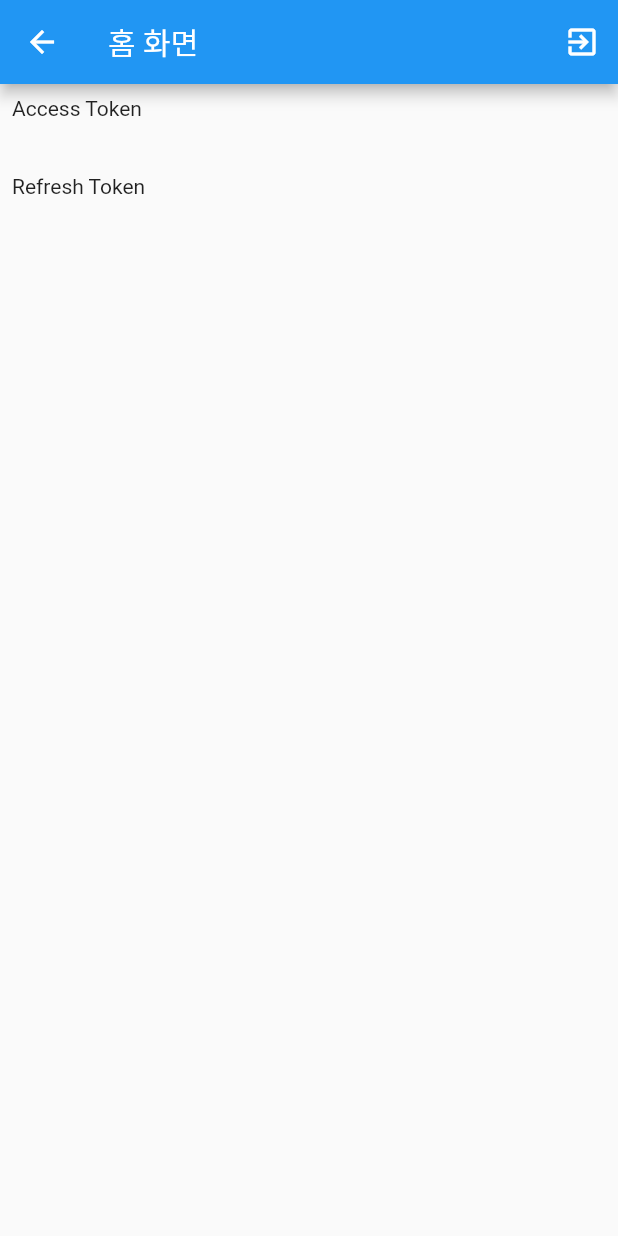
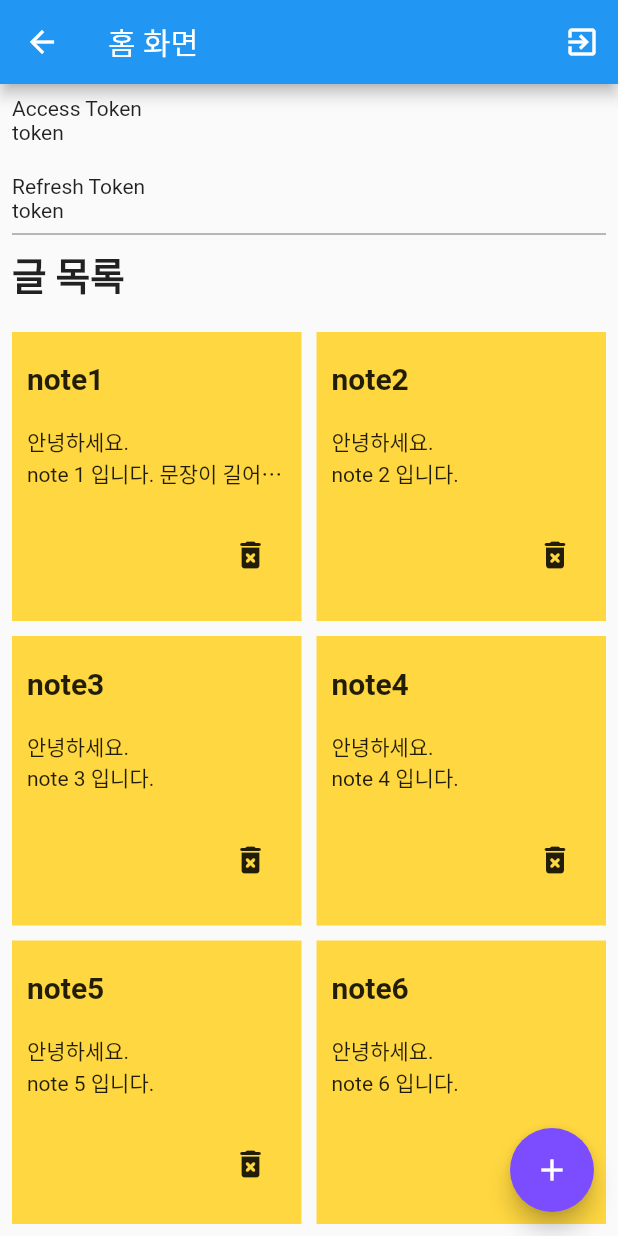
Before and after one commit to njw9108/beside_04_test, a Flutter app: the HomeScreen screen opened directly, on a phone screen of 412 x 824 dp. Run offline on Flutter 3.47's test engine with Material 2 defaults, Android fonts, the phone set to English and light mode, and no system bars; our stand-ins replace flutter_secure_storage, freezed_annotation, get; missing offline and left inert: kakao_flutter_sdk_user; accounts and stored records are empty; generated files the repository leaves out were written again.

Commit message:
note read, delete 구현

```diff
--- /dev/null
+++ b/lib/data/data_source/remote/note_data_source.dart
@@ -0,0 +1,49 @@
+import 'package:beside04_test/domain/model/note.dart';
+
+class NoteDataSource {
+  Future<void> writeNote(Note note) async {
+    if (note.id == null) {
+      notes.add(note);
+    } else {
+      int index = notes.indexOf(note);
+      notes[index] = note;
+    }
+  }
+
+  Future<List<Note>> getNotes() async {
+    return List.from(notes);
+  }
+
+  Future<void> deleteNote(Note note) async {
+    int index = notes.indexOf(note);
+    notes.removeAt(index);
+  }
+}
+
+final notes = [
+  Note(
+      title: 'note1',
+      content:
+          '안녕하세요.\nnote 1 입니다. 문장이 길어지면 어떻게 될까? 테스트해보자.문장이 길어지면 어떻게 될까? 테스트해보자.문장이 길어지면 어떻게 될까? 테스트해보자.문장이 길어지면 어떻게 될까? 테스트해보자.문장이 길어지면 어떻게 될까? 테스트해보자.',
+      writeTime: DateTime.now()),
+  Note(
+      title: 'note2',
+      content: '안녕하세요.\nnote 2 입니다.',
+      writeTime: DateTime.now()),
+  Note(
+      title: 'note3',
+      content: '안녕하세요.\nnote 3 입니다.',
+      writeTime: DateTime.now()),
+  Note(
+      title: 'note4',
+      content: '안녕하세요.\nnote 4 입니다.',
+      writeTime: DateTime.now()),
+  Note(
+      title: 'note5',
+      content: '안녕하세요.\nnote 5 입니다.',
+      writeTime: DateTime.now()),
+  Note(
+      title: 'note6',
+      content: '안녕하세요.\nnote 6 입니다.',
+      writeTime: DateTime.now()),
+];
--- /dev/null
+++ b/lib/data/repository/note_repository_impl.dart
@@ -0,0 +1,22 @@
+import 'package:beside04_test/data/data_source/remote/note_data_source.dart';
+import 'package:beside04_test/domain/model/note.dart';
+import 'package:beside04_test/domain/repository/note_repository.dart';
+
+class NoteRepositoryImpl implements NoteRepository {
+  final NoteDataSource _dataSource = NoteDataSource();
+
+  @override
+  Future<void> writeNote(Note note) async {
+    await _dataSource.writeNote(note);
+  }
+
+  @override
+  Future<List<Note>> getNotes() async {
+    return await _dataSource.getNotes();
+  }
+
+  @override
+  Future<void> deleteNote(Note note) async {
+    await _dataSource.deleteNote(note);
+  }
+}
--- a/lib/di/getx_binding_builder_call_back.dart
+++ b/lib/di/getx_binding_builder_call_back.dart
@@ -1,13 +1,18 @@
 import 'package:beside04_test/data/repository/kakao_login_impl.dart';
+import 'package:beside04_test/data/repository/note_repository_impl.dart';
 import 'package:beside04_test/data/repository/token_repository.dart';
+import 'package:beside04_test/domain/repository/note_repository.dart';
 import 'package:beside04_test/domain/use_case/get_token_use_case.dart';
 import 'package:beside04_test/domain/use_case/kakao_login_use_case.dart';
+import 'package:beside04_test/domain/use_case/note_use_case.dart';
 import 'package:beside04_test/presentation/home/home_view_model.dart';
 import 'package:beside04_test/presentation/login/login_view_model.dart';
 import 'package:get/get.dart';
 
 final KakaoLoginImpl kakaoLoginImpl = KakaoLoginImpl();
 final TokenRepository tokenRepository = TokenRepository();
+final NoteRepository noteRepository = NoteRepositoryImpl();
+
 //use case
 final KakaoLoginUseCase kakaoLoginUseCase = KakaoLoginUseCase(
   repository: kakaoLoginImpl,
@@ -15,6 +20,9 @@ final KakaoLoginUseCase kakaoLoginUseCase = KakaoLoginUseCase(
 );
 final GetTokenUseCase getTokenUseCase = GetTokenUseCase(
   tokenRepository: tokenRepository,
+);
+final NoteUseCase noteUseCase = NoteUseCase(
+  noteRepository: noteRepository,
 );
 
 void getLoginBinding() {
@@ -25,5 +33,6 @@ void getHomeBinding() {
   Get.put(HomeViewModel(
     getTokenUseCase: getTokenUseCase,
     kakaoLoginUseCase: kakaoLoginUseCase,
+    noteUseCase: noteUseCase,
   ));
 }
--- /dev/null
+++ b/lib/domain/model/note.dart
@@ -0,0 +1,18 @@
+import 'package:json_annotation/json_annotation.dart';
+import 'package:freezed_annotation/freezed_annotation.dart';
+
+part 'note.freezed.dart';
+
+part 'note.g.dart';
+
+@freezed
+class Note with _$Note {
+  factory Note({
+    int? id,
+    required String title,
+    required String content,
+    required DateTime writeTime,
+  }) = _Note;
+
+  factory Note.fromJson(Map<String, dynamic> json) => _$NoteFromJson(json);
+}
--- /dev/null
+++ b/lib/domain/repository/note_repository.dart
@@ -0,0 +1,9 @@
+import 'package:beside04_test/domain/model/note.dart';
+
+abstract class NoteRepository {
+  Future<void> writeNote(Note note);
+
+  Future<List<Note>> getNotes();
+
+  Future<void> deleteNote(Note note);
+}
--- /dev/null
+++ b/lib/domain/use_case/note_use_case.dart
@@ -0,0 +1,22 @@
+import 'package:beside04_test/domain/model/note.dart';
+import 'package:beside04_test/domain/repository/note_repository.dart';
+
+class NoteUseCase {
+  NoteRepository noteRepository;
+
+  NoteUseCase({
+    required this.noteRepository,
+  });
+
+  Future<void> writeNote(Note note) async {
+    await noteRepository.writeNote(note);
+  }
+
+  Future<List<Note>> getNotes() async {
+    return await noteRepository.getNotes();
+  }
+
+  Future<void> deleteNote(Note note) async {
+    await noteRepository.deleteNote(note);
+  }
+}
--- /dev/null
+++ b/lib/presentation/home/conponents/note_widget.dart
@@ -0,0 +1,56 @@
+import 'package:beside04_test/domain/model/note.dart';
+import 'package:flutter/material.dart';
+
+class NoteWidget extends StatelessWidget {
+  final Note note;
+  final Function(Note) noteDelete;
+
+  const NoteWidget({
+    Key? key,
+    required this.note,
+    required this.noteDelete,
+  }) : super(key: key);
+
+  @override
+  Widget build(BuildContext context) {
+    return Container(
+      decoration: const BoxDecoration(
+        color: Colors.amberAccent,
+      ),
+      padding: const EdgeInsets.symmetric(
+        vertical: 20,
+        horizontal: 10,
+      ),
+      child: Column(
+        crossAxisAlignment: CrossAxisAlignment.start,
+        children: [
+          Text(
+            note.title,
+            style: const TextStyle(
+              fontSize: 20,
+              fontWeight: FontWeight.bold,
+            ),
+          ),
+          const SizedBox(
+            height: 20,
+          ),
+          Text(
+            note.content,
+            maxLines: 2,
+            overflow: TextOverflow.ellipsis,
+          ),
+          const Spacer(),
+          Align(
+            alignment: Alignment.bottomRight,
+            child: IconButton(
+              onPressed: () {
+                noteDelete(note);
+              },
+              icon: const Icon(Icons.delete_forever_rounded),
+            ),
+          ),
+        ],
+      ),
+    );
+  }
+}
--- a/lib/presentation/home/home_screen.dart
+++ b/lib/presentation/home/home_screen.dart
@@ -1,3 +1,4 @@
+import 'package:beside04_test/presentation/home/conponents/note_widget.dart';
 import 'package:beside04_test/presentation/home/home_view_model.dart';
 import 'package:beside04_test/presentation/login/login_screen.dart';
 import 'package:flutter/material.dart';
@@ -25,18 +26,62 @@ class HomeScreen extends GetView<HomeViewModel> {
           ),
         ],
       ),
+      floatingActionButton: FloatingActionButton(
+        backgroundColor: Colors.deepPurpleAccent,
+        onPressed: () {},
+        child: const Icon(Icons.add),
+      ),
       body: Padding(
         padding: const EdgeInsets.all(8.0),
         child: Column(
           crossAxisAlignment: CrossAxisAlignment.start,
           children: [
             const Text('Access Token'),
-            Text(state.value.accessToken),
+            Obx(
+              () => Text(state.value.accessToken),
+            ),
             const SizedBox(
               height: 20,
             ),
             const Text('Refresh Token'),
-            Text(state.value.refreshToken),
+            Obx(
+              () => Text(state.value.refreshToken),
+            ),
+            const Divider(
+              color: Colors.black54,
+            ),
+            const Text(
+              '글 목록',
+              style: TextStyle(
+                fontSize: 25,
+                fontWeight: FontWeight.bold,
+              ),
+            ),
+            const SizedBox(
+              height: 20,
+            ),
+            Expanded(
+              child: Obx(
+                () => GridView.builder(
+                  shrinkWrap: true,
+                  itemCount: state.value.notes.length,
+                  gridDelegate: const SliverGridDelegateWithFixedCrossAxisCount(
+                    crossAxisCount: 2, //1 개의 행에 보여줄 item 개수
+                    childAspectRatio: 1, //가로 세로 비율
+                    mainAxisSpacing: 10, //수평 Padding
+                    crossAxisSpacing: 10, //수직 Padding
+                  ),
+                  itemBuilder: (context, index) {
+                    return Obx(
+                      () => NoteWidget(
+                        note: state.value.notes[index],
+                        noteDelete: controller.deleteNotes,
+                      ),
+                    );
+                  },
+                ),
+              ),
+            ),
           ],
         ),
       ),
--- a/lib/presentation/home/home_state.dart
+++ b/lib/presentation/home/home_state.dart
@@ -1,3 +1,4 @@
+import 'package:beside04_test/domain/model/note.dart';
 import 'package:json_annotation/json_annotation.dart';
 import 'package:freezed_annotation/freezed_annotation.dart';
 
@@ -10,6 +11,7 @@ class HomeState with _$HomeState {
   factory HomeState({
     @Default('') String accessToken,
     @Default('') String refreshToken,
+    @Default([]) List<Note> notes,
   }) = _HomeState;
 
   factory HomeState.fromJson(Map<String, dynamic> json) =>
--- a/lib/presentation/home/home_view_model.dart
+++ b/lib/presentation/home/home_view_model.dart
@@ -1,5 +1,7 @@
+import 'package:beside04_test/domain/model/note.dart';
 import 'package:beside04_test/domain/use_case/get_token_use_case.dart';
 import 'package:beside04_test/domain/use_case/kakao_login_use_case.dart';
+import 'package:beside04_test/domain/use_case/note_use_case.dart';
 import 'package:beside04_test/presentation/home/home_state.dart';
 import 'package:get/get.dart';
 import 'package:kakao_flutter_sdk_user/kakao_flutter_sdk_user.dart';
@@ -7,34 +9,44 @@ import 'package:kakao_flutter_sdk_user/kakao_flutter_sdk_user.dart';
 class HomeViewModel extends GetxController {
   final GetTokenUseCase getTokenUseCase;
   final KakaoLoginUseCase kakaoLoginUseCase;
+  final NoteUseCase noteUseCase;
 
   HomeViewModel({
     required this.getTokenUseCase,
     required this.kakaoLoginUseCase,
+    required this.noteUseCase,
   }) {
     getTokenData();
+    getNotes();
   }
 
   final Rx<HomeState> _state = HomeState().obs;
 
   Rx<HomeState> get state => _state;
 
-  void getTokenData() async {
-    final accessToken = await getAccessToken();
-    final refreshToken = await getRefreshToken();
+  Future<void> getNotes() async {
+    final notes = await noteUseCase.getNotes();
+
+    _state.value = state.value.copyWith(
+      notes: notes,
+    );
+  }
+
+  Future<void> deleteNotes(Note note) async {
+    await noteUseCase.deleteNote(note);
+    getNotes();
+  }
+
+  Future<void> writeNotes() async {}
+
+  Future<void> getTokenData() async {
+    final accessToken = await getTokenUseCase.getAccessToken();
+    final refreshToken = await getTokenUseCase.getRefreshToken();
 
     _state.value = state.value.copyWith(
       accessToken: accessToken,
       refreshToken: refreshToken,
     );
-  }
-
-  Future<String> getAccessToken() async {
-    return await getTokenUseCase.getAccessToken();
-  }
-
-  Future<String> getRefreshToken() async {
-    return await getTokenUseCase.getRefreshToken();
   }
 
   Future<bool> logout() async {
```
